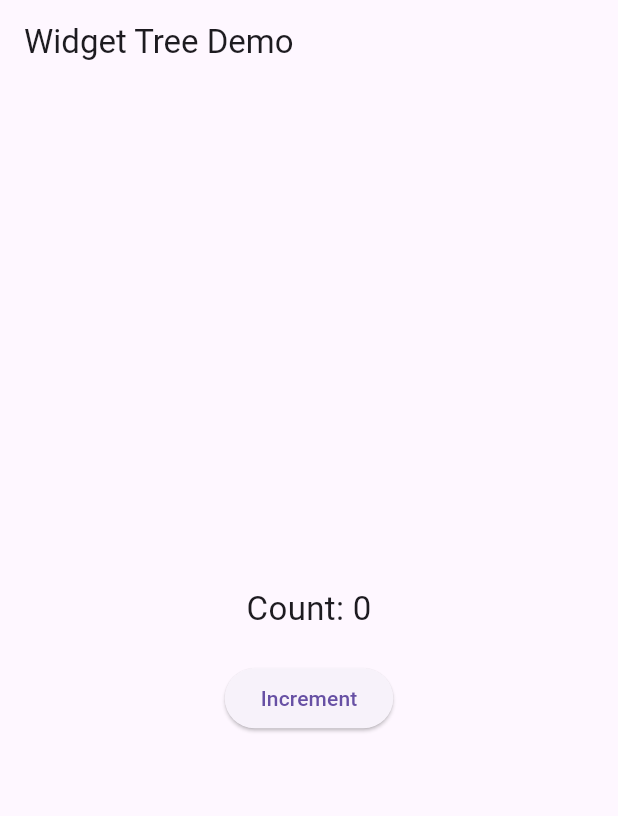
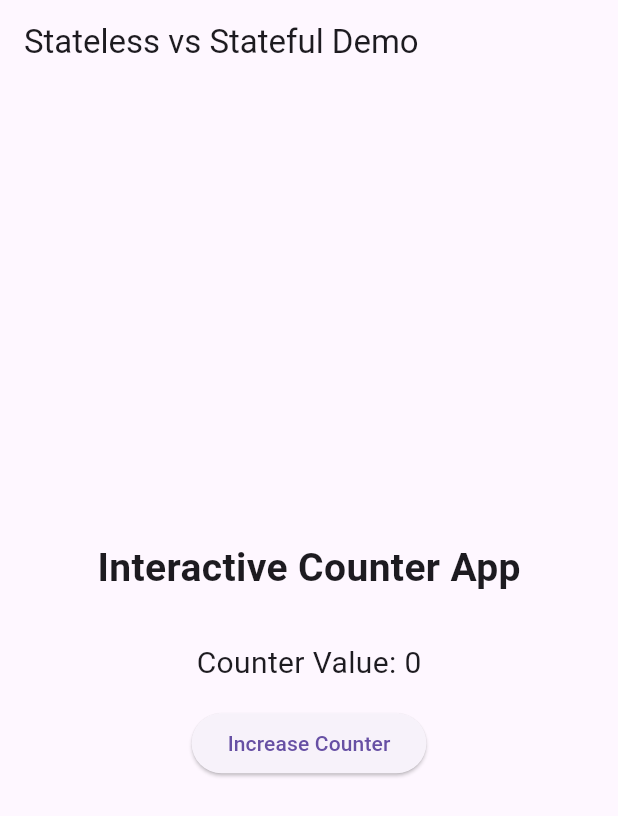
Before and after one commit to kalviumcommunity/Rolio, a Flutter app: the screen it shows after launch, on a phone screen of 412 x 824 dp. Shown: the top 816 px of the screen. Run offline on Flutter 3.47's test engine with Material 3 defaults, Android fonts, the phone set to English and light mode, and no system bars; our stand-ins replace firebase_auth, firebase_core; accounts and stored records are empty.

Commit message:
feat: implemented demo showing stateless and stateful widgets

```diff
--- a/lib/main.dart
+++ b/lib/main.dart
@@ -3,6 +3,7 @@ import 'package:firebase_core/firebase_core.dart';
 import 'firebase_options.dart';
 import 'screens/welcome_screen.dart';
 import 'widget_tree_demo.dart';
+import 'screens/stateless_stateful_demo.dart';
 
 void main() async {
   WidgetsFlutterBinding.ensureInitialized();
@@ -19,7 +20,7 @@ class MyApp extends StatelessWidget {
   Widget build(BuildContext context) {
     return MaterialApp(
       debugShowCheckedModeBanner: false,
-      home: WidgetTreeDemo(),
+      home: const StatelessStatefulDemo(),
     );
   }
 }
--- /dev/null
+++ b/lib/screens/stateless_stateful_demo.dart
@@ -0,0 +1,73 @@
+import 'package:flutter/material.dart';
+
+class StatelessStatefulDemo extends StatelessWidget {
+  const StatelessStatefulDemo({super.key});
+
+  @override
+  Widget build(BuildContext context) {
+    return Scaffold(
+      appBar: AppBar(
+        title: const Text("Stateless vs Stateful Demo"),
+      ),
+      body: const Center(
+        child: Column(
+          mainAxisAlignment: MainAxisAlignment.center,
+          children: [
+            HeaderWidget(),
+            SizedBox(height: 30),
+            CounterWidget(),
+          ],
+        ),
+      ),
+    );
+  }
+}
+
+class HeaderWidget extends StatelessWidget {
+  const HeaderWidget({super.key});
+
+  @override
+  Widget build(BuildContext context) {
+    return const Text(
+      "Interactive Counter App",
+      style: TextStyle(
+        fontSize: 26,
+        fontWeight: FontWeight.bold,
+      ),
+    );
+  }
+}
+
+class CounterWidget extends StatefulWidget {
+  const CounterWidget({super.key});
+
+  @override
+  State<CounterWidget> createState() => _CounterWidgetState();
+}
+
+class _CounterWidgetState extends State<CounterWidget> {
+  int counter = 0;
+
+  void incrementCounter() {
+    setState(() {
+      counter++;
+    });
+  }
+
+  @override
+  Widget build(BuildContext context) {
+    return Column(
+      children: [
+        Text(
+          "Counter Value: $counter",
+          style: const TextStyle(fontSize: 20),
+        ),
+        const SizedBox(height: 15),
+        ElevatedButton(
+          onPressed: incrementCounter,
+          child: const Text("Increase Counter"),
+        )
+      ],
+    );
+  }
+}
```
